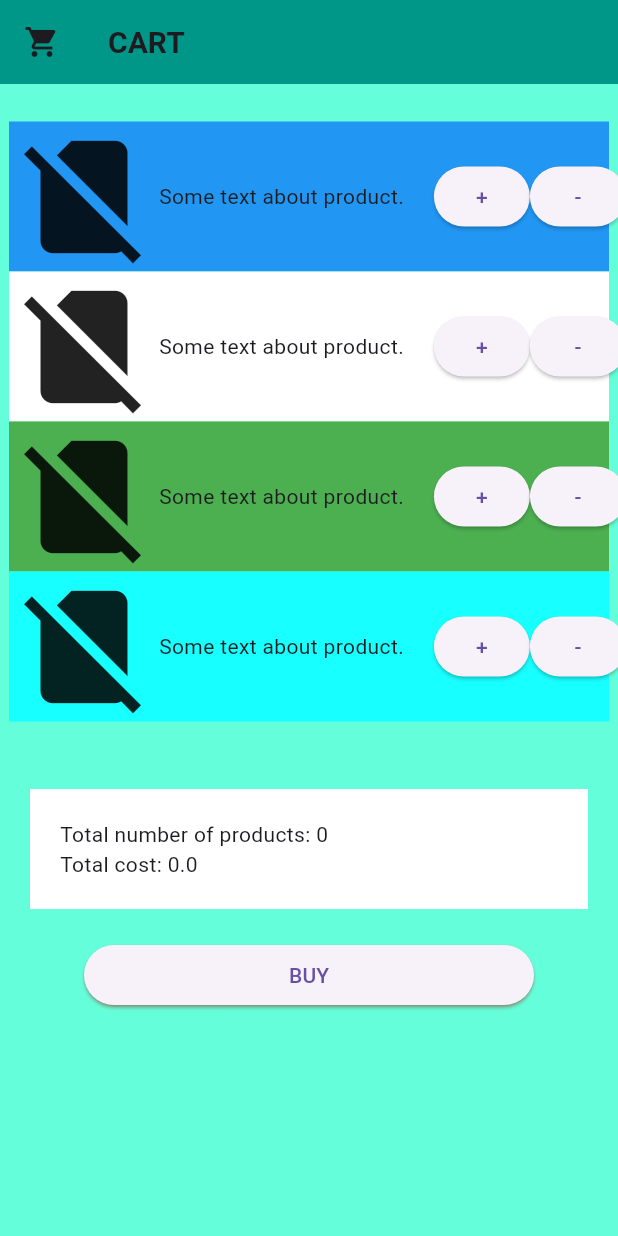
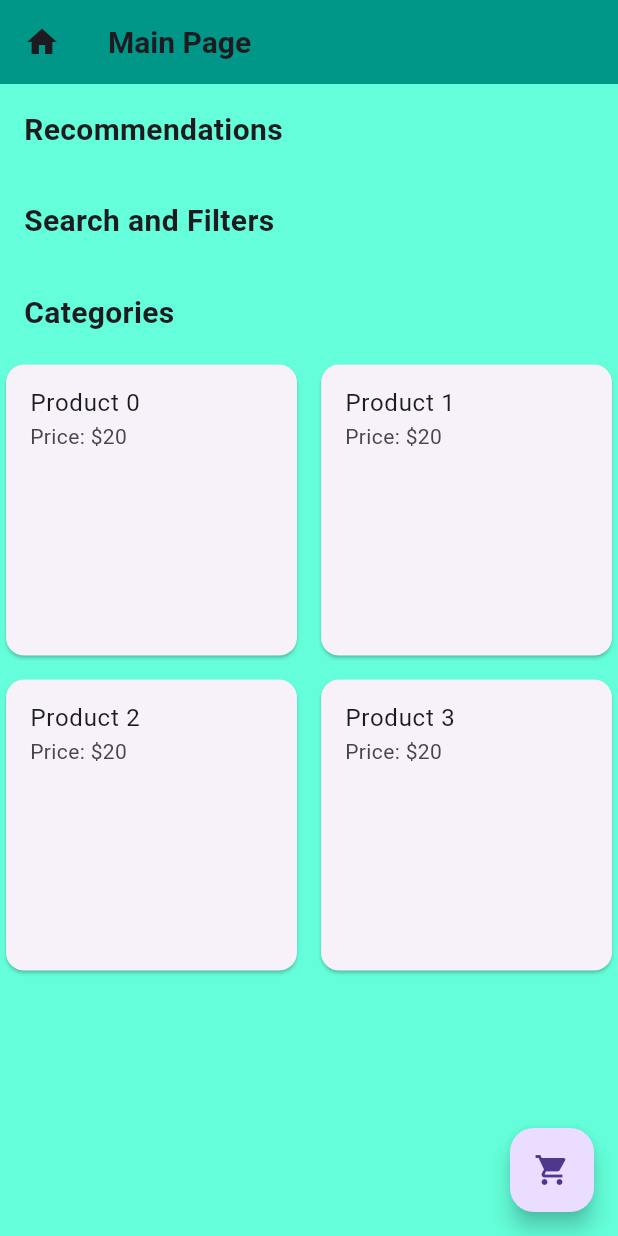
Before and after one commit to dilmurood/Flutter_Project, a Flutter app: the screen it shows after launch, on a phone screen of 412 x 824 dp. Run offline on Flutter 3.47's test engine with Material 3 defaults, Android fonts, the phone set to English and light mode, and no system bars.

Commit message:
added main page

```diff
--- /dev/null
+++ b/lib/MainPage.dart
@@ -0,0 +1,211 @@
+// import 'dart:math';
+// import 'package:flutter/material.dart';
+// import 'package:flutter_project/RegisterationScreen.dart';
+
+// class Cart extends StatelessWidget {
+//   final double totalCost = 0.0;
+//   final int numberOfProducts = 0;
+
+//   const Cart({super.key});
+
+
+//   void _buyPressed(BuildContext context) {
+//     Navigator.push(context,
+//         MaterialPageRoute(builder: (context) => RegistrationScreen()));
+//   }
+
+//   @override
+//   Widget build(BuildContext context) {
+//     return Scaffold(
+//       appBar: AppBar(
+//         title: const Text(
+//           "Main Page",
+//           style: TextStyle(fontWeight: FontWeight.bold, fontSize: 20),
+//         ),
+//         backgroundColor: Colors.teal,
+//         leading: const Icon(Icons.shopping_cart),
+//       ),
+//       backgroundColor: Colors.tealAccent,
+//       body: Center(
+//           child: Column(
+//         children: <Widget>[
+//           const SizedBox(
+//             height: 25,
+//           ),
+//           Container(
+//             height: 100,
+//             width: 400,
+//             color: const Color.fromRGBO(33, 150, 243, 1),
+//             child: Row(children: <Widget>[
+//               const Icon(
+//                 Icons.no_sim,
+//                 size: 100,
+//               ),
+//               const Text("Some text about product."),
+//               const SizedBox(
+//                 width: 20,
+//               ),
+//               ElevatedButton(onPressed: () {}, child: const Text("+")),
+//               ElevatedButton(onPressed: () {}, child: const Text("-")),
+//             ]),
+//           ),
+//           Container(
+//             height: 100,
+//             width: 400,
+//             color: Colors.white,
+//             child: Row(children: <Widget>[
+//               const Icon(
+//                 Icons.no_sim,
+//                 size: 100,
+//               ),
+//               const Text("Some text about product."),
+//               const SizedBox(
+//                 width: 20,
+//               ),
+//               ElevatedButton(onPressed: () {}, child: const Text("+")),
+//               ElevatedButton(onPressed: () {}, child: const Text("-")),
+//             ]),
+//           ),
+//           Container(
+//             height: 100,
+//             width: 400,
+//             color: Colors.green,
+//             child: Row(children: <Widget>[
+//               const Icon(
+//                 Icons.no_sim,
+//                 size: 100,
+//               ),
+//               const Text("Some text about product."),
+//               const SizedBox(
+//                 width: 20,
+//               ),
+//               ElevatedButton(onPressed: () {}, child: const Text("+")),
+//               ElevatedButton(onPressed: () {}, child: const Text("-")),
+//             ]),
+//           ),
+//           Container(
+//             height: 100,
+//             width: 400,
+//             color: Colors.cyanAccent,
+//             child: Row(children: <Widget>[
+//               const Icon(
+//                 Icons.no_sim,
+//                 size: 100,
+//               ),
+//               const Text("Some text about product."),
+//               const SizedBox(
+//                 width: 20,
+//               ),
+//               ElevatedButton(onPressed: () {}, child: const Text("+")),
+//               ElevatedButton(onPressed: () {}, child: const Text("-")),
+//             ]),
+//           ),
+//           const SizedBox(
+//             height: 25,
+//           ),
+//           Container(
+//             color: Colors.white,
+//             margin: const EdgeInsets.all(20),
+//             padding: const EdgeInsets.all(20),
+//             child: Row(children: <Widget>[
+//                Text("Total number of products: $numberOfProducts \nTotal cost: $totalCost")
+//             ]),
+//           ),
+//           ElevatedButton(
+//               onPressed: () {
+//                 _buyPressed(context);
+//               },
+//               style: ElevatedButton.styleFrom(
+//                   fixedSize: const Size(300, 25), shadowColor: Colors.red),
+//               child: const Text("BUY"))
+//         ],
+//       )),
+//     );
+//   }
+// }
+import 'package:flutter/material.dart';
+import 'package:flutter_project/Cart.dart';
+
+void _buyPressed(BuildContext context) {
+    Navigator.push(context,
+        MaterialPageRoute(builder: (context) => Cart()));
+  }
+
+class MainPage extends StatelessWidget {
+  @override
+  Widget build(BuildContext context) {
+    return Scaffold(
+      appBar: AppBar(
+        title: const Text(
+          "Main Page",
+          style: TextStyle(fontWeight: FontWeight.bold, fontSize: 20),
+        ),
+        backgroundColor: Colors.teal,
+        leading: const Icon(Icons.home),
+      ),
+      backgroundColor: Colors.tealAccent,
+      body: Column(
+        crossAxisAlignment: CrossAxisAlignment.start,
+        children: [
+          Padding(
+            padding: const EdgeInsets.all(16.0),
+            child: Text(
+              'Recommendations',
+              style: TextStyle(fontSize: 20, fontWeight: FontWeight.bold),
+            ),
+          ),
+
+
+          Padding(
+            padding: const EdgeInsets.all(16.0),
+            child: Text(
+              'Search and Filters',
+              style: TextStyle(fontSize: 20, fontWeight: FontWeight.bold),
+            ),
+          ),
+          // Add search and filter widgets here
+
+          Padding(
+            padding: const EdgeInsets.all(16.0),
+            child: Text(
+              'Categories',
+              style: TextStyle(fontSize: 20, fontWeight: FontWeight.bold),
+            ),
+          ),
+          // Add category buttons or a drawer for navigation
+
+          // Example product grid for electronics
+          Expanded(
+            child: GridView.builder(
+              gridDelegate: SliverGridDelegateWithFixedCrossAxisCount(
+                crossAxisCount: 2,
+                crossAxisSpacing: 8,
+                mainAxisSpacing: 8,
+              ),
+              itemCount: 4, // Replace with the actual number of products
+              itemBuilder: (context, index) {
+                // Replace the following with your product widget
+                return Card(
+                  child: ListTile(
+                    title: Text('Product $index'),
+                    subtitle: Text('Price: \$20'),
+                    onTap: () {
+                      // Handle product tap
+                    },
+                  ),
+                );
+              },
+            ),
+          ),
+        ],
+      ),
+      floatingActionButton: FloatingActionButton(
+        onPressed: (){
+
+          _buyPressed(context) ;
+        },
+        child: Icon(Icons.shopping_cart),
+      ),
+    );
+  }
+}
--- a/lib/main.dart
+++ b/lib/main.dart
@@ -5,6 +5,7 @@ import 'package:flutter_project/Cart.dart';
 import 'package:flutter_project/LoginScreen.dart';
 import 'package:flutter_project/ProfileScreen.dart';
 import 'package:flutter_project/RegisterationScreen.dart';
+import 'package:flutter_project/MainPage.dart';
 
 void main() {
   runApp(const MyApp());
@@ -18,7 +19,7 @@ class MyApp extends StatelessWidget {
   Widget build(BuildContext context) {
     return MaterialApp(
       title: 'My App',
-      home: Cart(),
+      home: MainPage(),
       routes: {
         '/ProfileScreen': (context) => const ProfileScreen(),
         '/AddItemShow': (context) => const AddItemShow(),
```
